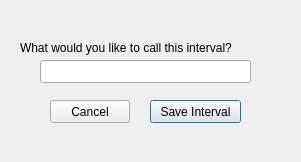
The window that saveintervalpage.ui (FigueroaCode/ProductivityTimer) describes before a commit, drawn with Qt 5.
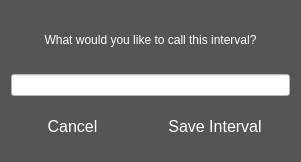
The same window after the commit.

Commit message: styled save interval page

Patch:
```diff
--- a/saveintervalpage.ui
+++ b/saveintervalpage.ui
@@ -13,55 +13,68 @@
   <property name="windowTitle">
    <string>Dialog</string>
   </property>
-  <widget class="QLineEdit" name="intervalNameEdit">
-   <property name="geometry">
-    <rect>
-     <x>40</x>
-     <y>60</y>
-     <width>211</width>
-     <height>23</height>
-    </rect>
-   </property>
-  </widget>
+  <property name="styleSheet">
+   <string notr="true">background-color: #555555;
+color: white;
+</string>
+  </property>
+  <layout class="QVBoxLayout" name="verticalLayout">
+   <item>
   <widget class="QLabel" name="label">
-   <property name="geometry">
-    <rect>
-     <x>20</x>
-     <y>40</y>
-     <width>251</width>
-     <height>16</height>
-    </rect>
-   </property>
    <property name="text">
     <string>What would you like to call this interval?</string>
    </property>
-  </widget>
-  <widget class="QPushButton" name="saveButton">
-   <property name="geometry">
-    <rect>
-     <x>150</x>
-     <y>100</y>
-     <width>91</width>
-     <height>23</height>
-    </rect>
-   </property>
-   <property name="text">
-    <string>Save Interval</string>
-   </property>
-  </widget>
+     <property name="alignment">
+      <set>Qt::AlignCenter</set>
+     </property>
+    </widget>
+   </item>
+   <item>
+    <widget class="QLineEdit" name="intervalNameEdit">
+     <property name="styleSheet">
+      <string notr="true">background-color: white;</string>
+     </property>
+    </widget>
+   </item>
+   <item>
+    <layout class="QHBoxLayout" name="horizontalLayout">
+     <item>
   <widget class="QPushButton" name="cancelButton">
-   <property name="geometry">
-    <rect>
-     <x>50</x>
-     <y>100</y>
-     <width>80</width>
-     <height>23</height>
-    </rect>
+       <property name="styleSheet">
+        <string notr="true">background-color: #555555;
+border: none;
+color: white;
+padding: 15px 32px;
+text-align: center;
+text-decoration: none;
+font-size: 16px;
+</string>
    </property>
    <property name="text">
     <string>Cancel</string>
    </property>
   </widget>
+     </item>
+     <item>
+      <widget class="QPushButton" name="saveButton">
+       <property name="styleSheet">
+        <string notr="true">background-color: #555555;
+border: none;
+color: white;
+padding: 15px 28px;
+text-align: center;
+text-decoration: none;
+font-size: 16px;
+</string>
+       </property>
+       <property name="text">
+        <string>Save Interval</string>
+       </property>
+      </widget>
+     </item>
+    </layout>
+   </item>
+  </layout>
  </widget>
  <resources/>
  <connections/>
```
Lines whose indentation alone changed are shown as unchanged. The commit also changes 1 other file.
